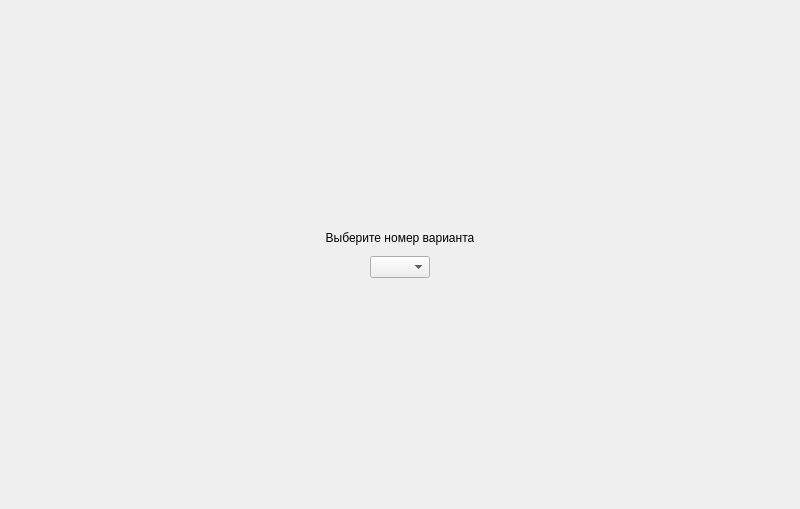
Old version of the form task/screentask0.ui in the repository bukhmastov/gf.
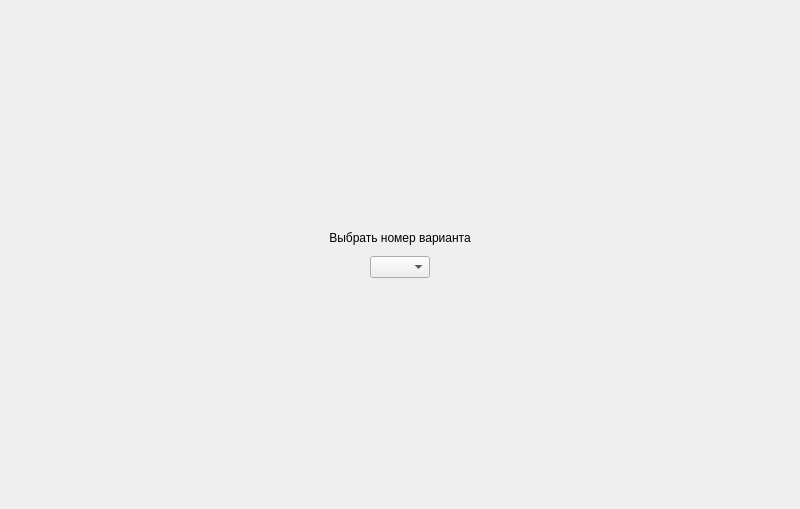
New version of the form.

Diff of the .ui file:
```diff
--- a/task/screentask0.ui
+++ b/task/screentask0.ui
@@ -47,7 +47,7 @@
         <string notr="true">font: 75 16pt &quot;MS Shell Dlg 2&quot;;</string>
        </property>
        <property name="text">
-        <string>Выберите номер варианта</string>
+        <string>Выбрать номер варианта</string>
        </property>
        <property name="alignment">
         <set>Qt::AlignCenter</set>
```
